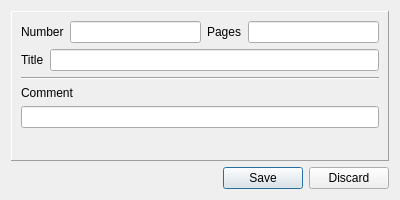
Old version of the form dialogs/recorddetailsdialog.ui in the repository caxapyk/pa-decision.
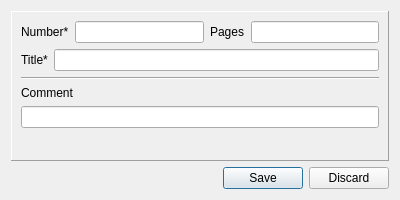
New version of the form.

What changed in the file:
```diff
--- a/dialogs/recorddetailsdialog.ui
+++ b/dialogs/recorddetailsdialog.ui
@@ -43,7 +43,7 @@
         <item>
          <widget class="QLabel" name="label_4">
           <property name="text">
-           <string>Number</string>
+           <string>Number*</string>
           </property>
          </widget>
         </item>
@@ -71,7 +71,7 @@
         <item>
          <widget class="QLabel" name="label_3">
           <property name="text">
-           <string>Title</string>
+           <string>Title*</string>
           </property>
          </widget>
         </item>
```
